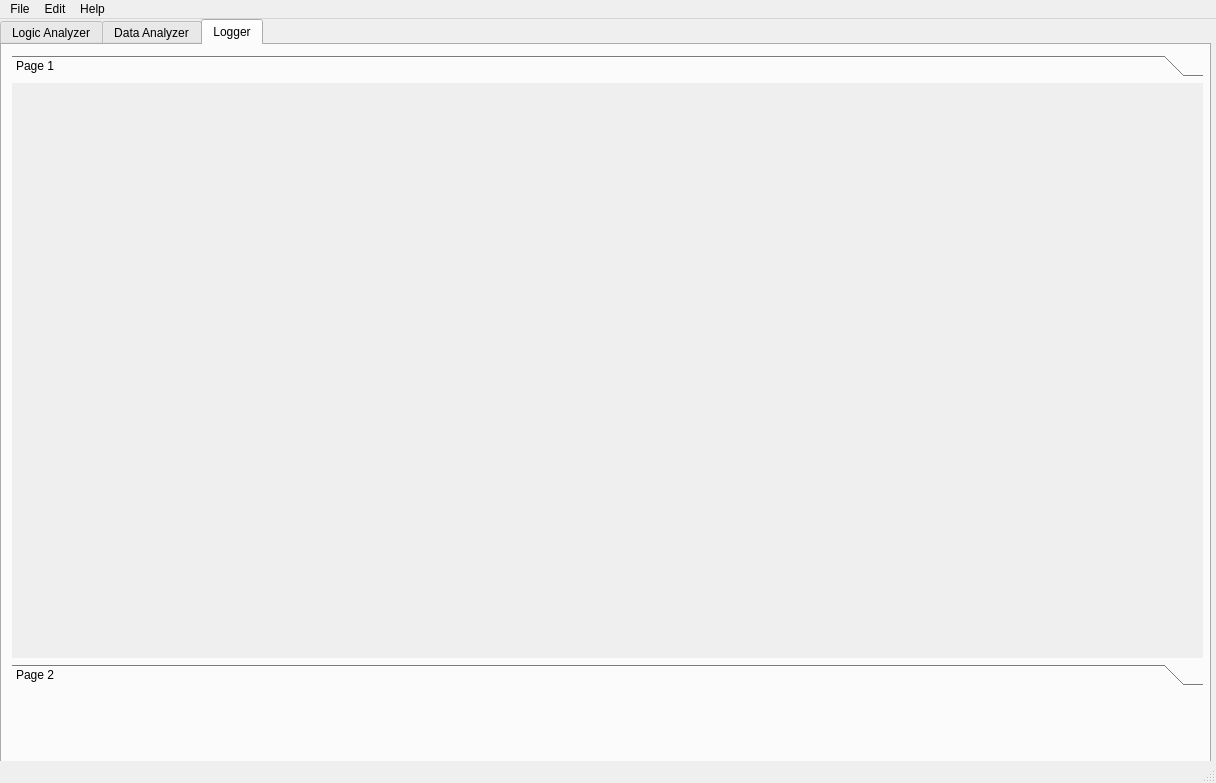
Old version of the form src/Interpreter/Visu/EmbSysVisu.ui in the repository asbr90/EmbSysTesting-Tool.
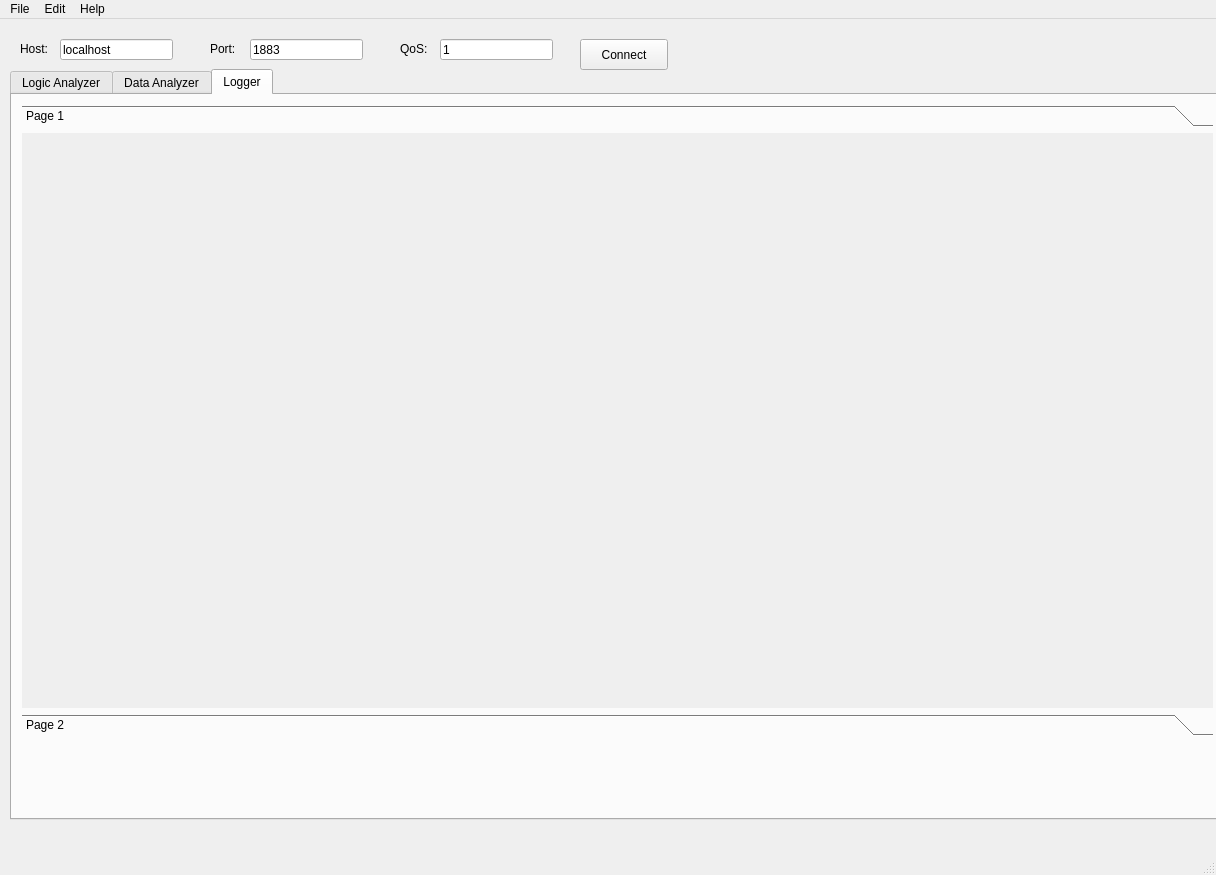
New version of the form. The open tabs and pages were chosen to show the change. Custom widgets are drawn as their Qt base class.

```diff
--- a/src/Interpreter/Visu/EmbSysVisu.ui
+++ b/src/Interpreter/Visu/EmbSysVisu.ui
@@ -10,7 +10,7 @@
     <x>0</x>
     <y>0</y>
     <width>1216</width>
-    <height>783</height>
+    <height>875</height>
    </rect>
   </property>
   <property name="windowTitle">
@@ -20,8 +20,8 @@
    <widget class="QTabWidget" name="tabWidget">
     <property name="geometry">
      <rect>
-      <x>0</x>
-      <y>0</y>
+      <x>10</x>
+      <y>50</y>
       <width>1211</width>
       <height>751</height>
      </rect>
@@ -108,8 +108,8 @@
            <rect>
             <x>0</x>
             <y>0</y>
-            <width>1189</width>
-            <height>571</height>
+            <width>100</width>
+            <height>30</height>
            </rect>
           </property>
           <attribute name="label">
@@ -135,6 +135,97 @@
      </widget>
     </widget>
    </widget>
+   <widget class="QLabel" name="label_2">
+    <property name="geometry">
+     <rect>
+      <x>20</x>
+      <y>20</y>
+      <width>57</width>
+      <height>20</height>
+     </rect>
+    </property>
+    <property name="text">
+     <string>Host:</string>
+    </property>
+   </widget>
+   <widget class="QLineEdit" name="host">
+    <property name="geometry">
+     <rect>
+      <x>60</x>
+      <y>20</y>
+      <width>113</width>
+      <height>21</height>
+     </rect>
+    </property>
+    <property name="text">
+     <string>localhost</string>
+    </property>
+   </widget>
+   <widget class="QLabel" name="label_3">
+    <property name="geometry">
+     <rect>
+      <x>210</x>
+      <y>20</y>
+      <width>57</width>
+      <height>20</height>
+     </rect>
+    </property>
+    <property name="text">
+     <string>Port:</string>
+    </property>
+   </widget>
+   <widget class="QLineEdit" name="port">
+    <property name="geometry">
+     <rect>
+      <x>250</x>
+      <y>20</y>
+      <width>113</width>
+      <height>21</height>
+     </rect>
+    </property>
+    <property name="text">
+     <string>1883</string>
+    </property>
+   </widget>
+   <widget class="QLabel" name="label_4">
+    <property name="geometry">
+     <rect>
+      <x>400</x>
+      <y>20</y>
+      <width>57</width>
+      <height>20</height>
+     </rect>
+    </property>
+    <property name="text">
+     <string>QoS:</string>
+    </property>
+   </widget>
+   <widget class="QLineEdit" name="qos">
+    <property name="geometry">
+     <rect>
+      <x>440</x>
+      <y>20</y>
+      <width>113</width>
+      <height>21</height>
+     </rect>
+    </property>
+    <property name="text">
+     <string>1</string>
+    </property>
+   </widget>
+   <widget class="QPushButton" name="connectBtn">
+    <property name="geometry">
+     <rect>
+      <x>580</x>
+      <y>20</y>
+      <width>88</width>
+      <height>31</height>
+     </rect>
+    </property>
+    <property name="text">
+     <string>Connect</string>
+    </property>
+   </widget>
   </widget>
   <widget class="QMenuBar" name="menubar">
    <property name="geometry">
```
